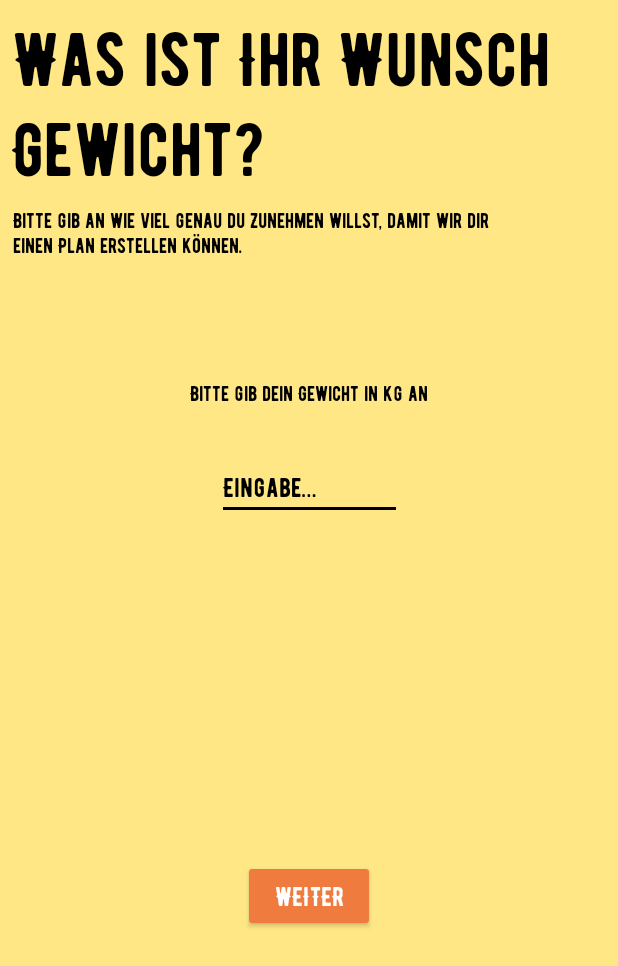
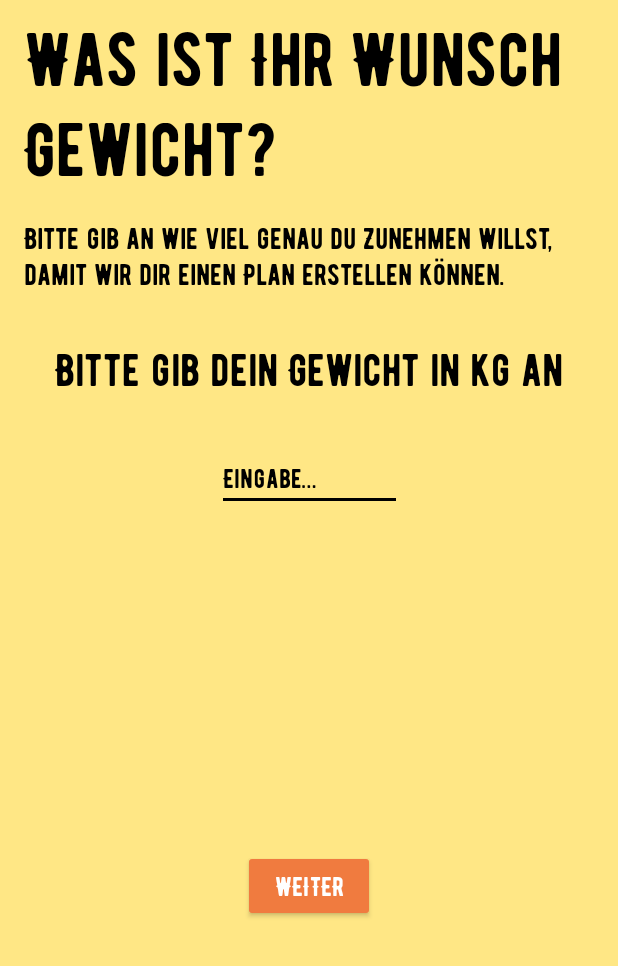
Before and after one commit to Otaconn93/FatnessApp, an Android app: the layout fragment_targetweight.xml on its own in the app's theme, with its tools: preview values and no code run, on a phone screen of 412 x 824 dp. Shown: the top 966 px of the screen. Run offline under Robolectric (Android 15) with nearby library versions, the phone set to English and light mode, and no system bars.

Commit message:
First Launch Flow Textlayout and Textsize fix (#42)
* First Launch Flow Textlayout and Textsize fix

* Layout TextSize ready for new Branch

```diff
--- a/app/src/main/res/layout/fragment_targetweight.xml
+++ b/app/src/main/res/layout/fragment_targetweight.xml
@@ -10,11 +10,11 @@
 
     <TextView
         android:id="@+id/frageNachAktuellemGewicht"
-        android:layout_width="match_parent"
+        android:layout_width="0dp"
         android:layout_height="wrap_content"
-        android:layout_marginStart="8dp"
+        android:layout_marginStart="16dp"
         android:layout_marginTop="8dp"
-        android:layout_marginEnd="8dp"
+        android:layout_marginEnd="16dp"
         android:fontFamily="@font/bernierregularfont"
         android:text="@string/desiredWeight"
         android:textAlignment="textStart"
@@ -35,23 +35,24 @@
         android:fontFamily="@font/bernierregularfont"
         android:text="@string/weight"
         android:textColor="@color/colorAccent"
+        android:textSize="30sp"
         app:layout_constraintEnd_toEndOf="parent"
         app:layout_constraintStart_toStartOf="parent"
         app:layout_constraintTop_toBottomOf="@+id/plainTextIdle" />
 
     <TextView
         android:id="@+id/plainTextIdle"
-        android:layout_width="337dp"
-        android:layout_height="83dp"
+        android:layout_width="0dp"
+        android:layout_height="wrap_content"
         android:layout_below="@+id/frageNachAktuellemGewicht"
         android:layout_alignParentStart="true"
-        android:layout_marginStart="8dp"
-        android:layout_marginTop="8dp"
-        android:layout_marginEnd="66dp"
+        android:layout_marginStart="16dp"
+        android:layout_marginTop="16dp"
+        android:layout_marginEnd="16dp"
         android:fontFamily="@font/bernierregularfont"
         android:text="@string/gainWeight"
         android:textColor="@color/colorAccent"
-        android:textSize="14sp"
+        android:textSize="20sp"
         app:layout_constraintEnd_toEndOf="parent"
         app:layout_constraintStart_toStartOf="parent"
         app:layout_constraintTop_toBottomOf="@+id/frageNachAktuellemGewicht" />
@@ -84,7 +85,7 @@
         android:layout_alignParentEnd="true"
         android:layout_alignParentBottom="true"
         android:layout_centerHorizontal="true"
-        android:layout_marginTop="24dp"
+        android:layout_marginTop="16dp"
         android:fontFamily="@font/bernierregular"
         android:textSize="18sp"
         app:layout_constraintBottom_toBottomOf="parent"
--- a/app/src/main/res/layout/fragment_timegoal.xml
+++ b/app/src/main/res/layout/fragment_timegoal.xml
@@ -9,14 +9,15 @@
 
     <TextView
         android:id="@+id/textView4"
-        android:layout_width="wrap_content"
+        android:layout_width="0dp"
         android:layout_height="wrap_content"
         android:layout_marginStart="16dp"
         android:layout_marginTop="16dp"
+        android:layout_marginEnd="16dp"
         android:fontFamily="@font/bernierregularfont"
         android:text="@string/timegoal"
         android:textColor="@color/colorAccent"
-        android:textSize="24sp"
+        android:textSize="36sp"
         app:layout_constraintEnd_toEndOf="parent"
         app:layout_constraintStart_toStartOf="parent"
         app:layout_constraintTop_toTopOf="parent" />
```
Also changed, not shown: app/src/main/res/layout/fragment_currentweight.xml (+11 -9 lines), app/src/main/res/layout/fragment_height.xml (+5 -3 lines).
